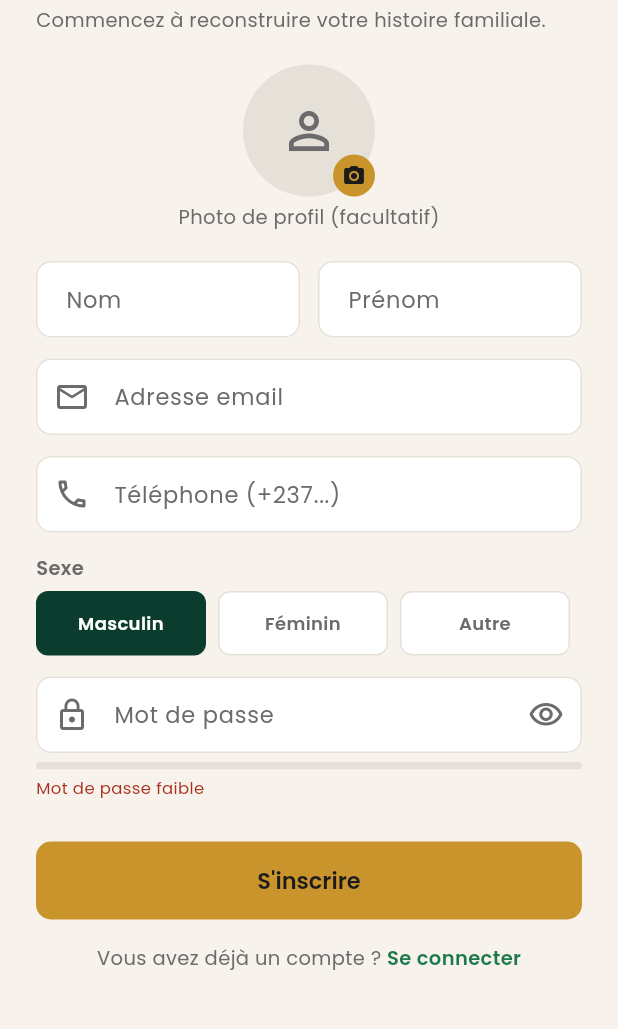
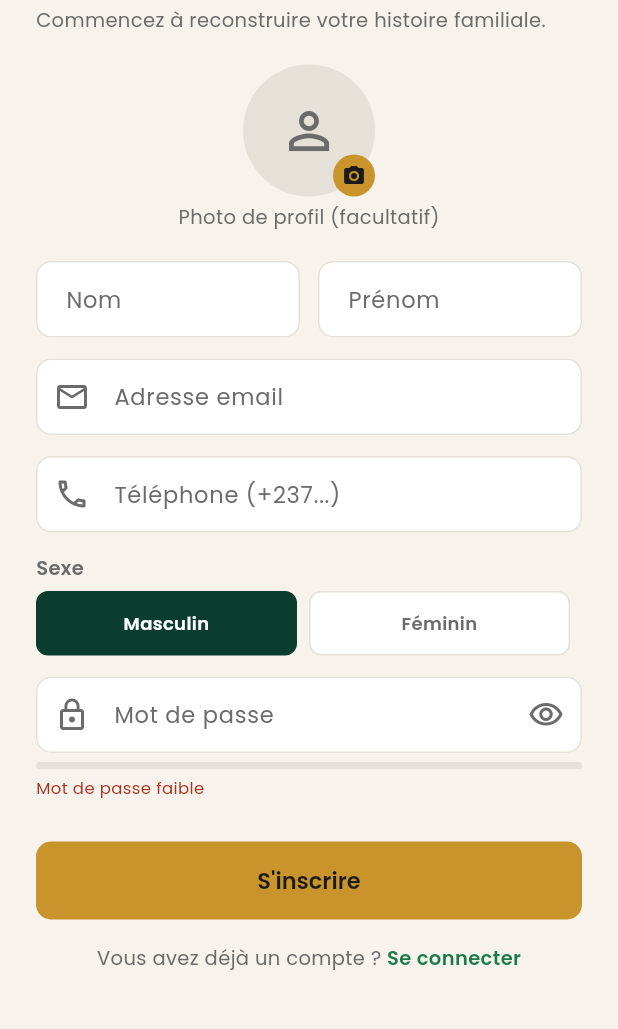
Before and after one commit to sif-hub/origine-app, a Flutter app: the RegisterScreen screen opened by its route, on a phone screen of 412 x 824 dp, the part 156-1185 px from its top. Run offline on Flutter 3.47's test engine with Material 3 defaults, Android fonts, the phone set to English and light mode, and no system bars; our stand-ins replace cached_network_image, dio, equatable, file_picker, flutter_bloc, flutter_secure_storage and 6 more; missing offline and left inert: dart:js_interop; accounts and stored records are empty; network calls fail.

Commit message:
Retire l'option "Autre" du choix de sexe à l'inscription
Ne laisse plus que Masculin/Féminin, à la demande de l'utilisateur.

Co-Authored-By: Claude Sonnet 5 <noreply@anthropic.com>

```diff
--- a/mobile/lib/features/auth/presentation/screens/register_screen.dart
+++ b/mobile/lib/features/auth/presentation/screens/register_screen.dart
@@ -216,8 +216,8 @@ class _RegisterScreenState extends State<RegisterScreen> {
                   const Text('Sexe', style: TextStyle(fontSize: 13, color: AppColors.gris, fontWeight: FontWeight.w600)),
                   const SizedBox(height: 6),
                   Row(
-                    children: ['M', 'F', 'AUTRE'].map((s) {
-                      final labels = {'M': 'Masculin', 'F': 'Féminin', 'AUTRE': 'Autre'};
+                    children: ['M', 'F'].map((s) {
+                      final labels = {'M': 'Masculin', 'F': 'Féminin'};
                       final selected = _sexe == s;
                       return Expanded(
                         child: GestureDetector(
```
